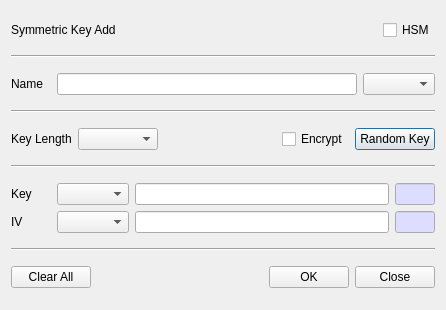
Old version of the form BerEditor/key_add_dlg.ui in the repository jykim74/BerEditor.
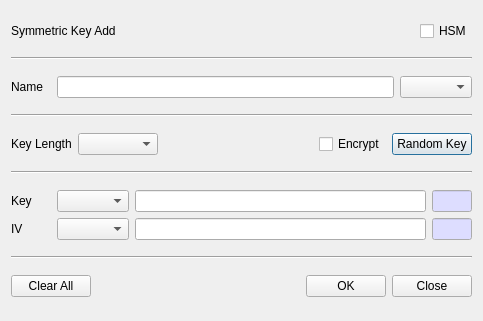
New version of the form.

Patch:
```diff
--- a/BerEditor/key_add_dlg.ui
+++ b/BerEditor/key_add_dlg.ui
@@ -6,8 +6,8 @@
    <rect>
     <x>0</x>
     <y>0</y>
-    <width>441</width>
-    <height>310</height>
+    <width>483</width>
+    <height>321</height>
    </rect>
   </property>
   <property name="windowTitle">
```
Left out of the diff: 2 changed lines with no effect on the pictures.
